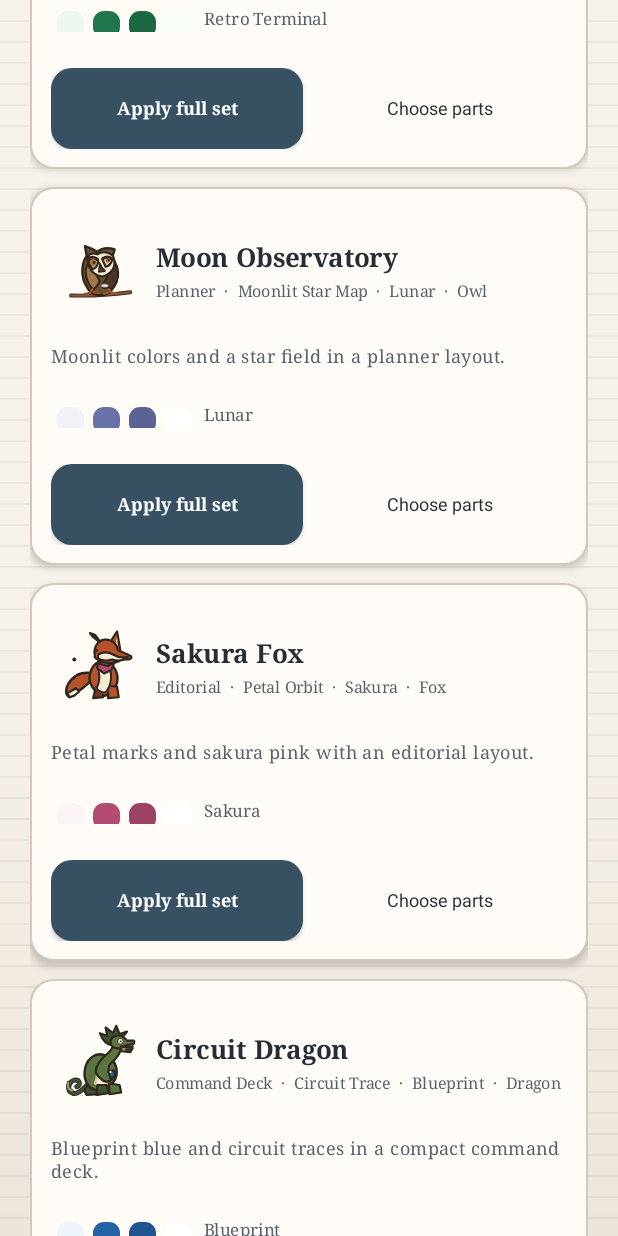
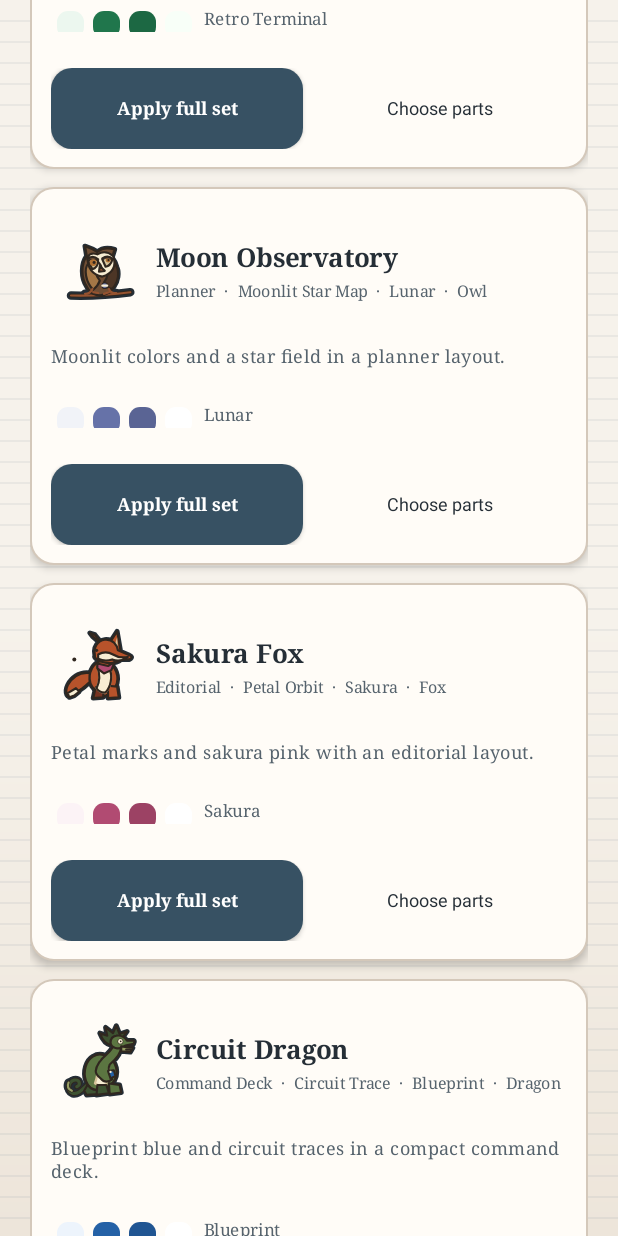
Before and after one commit to yuya02375-web/WakeGuard, an Android app: the DesignSetPickerActivity screen opened directly, with no data from a screen before it, scrolled down 1730 dp, on a phone screen of 412 x 824 dp. Run offline under Robolectric (Android 15) with nearby library versions, the light colour scheme and no system bars.

Commit message:
Improve mascot contrast on dark surfaces

```diff
--- a/app/src/main/java/jp/wakeguard/alarm/DesignSetPickerActivity.java
+++ b/app/src/main/java/jp/wakeguard/alarm/DesignSetPickerActivity.java
@@ -90,7 +90,7 @@ public final class DesignSetPickerActivity extends Activity {
         heading.setGravity(Gravity.CENTER_VERTICAL);
         if (!"none".equals(preset.mascotId)) {
             MascotArtView mascot = new MascotArtView(this, preset.mascotId);
-            mascot.setMascotColors(setTheme.accent, setTheme.accent2, setTheme.text);
+            mascot.setMascotColors(setTheme.accent, setTheme.accent2, Ui.TEXT);
             heading.addView(mascot, new LinearLayout.LayoutParams(Ui.dp(this, 56), Ui.dp(this, 56)));
         } else {
             TextView mark = Ui.title(this, "✦", 30);
--- a/app/src/main/java/jp/wakeguard/alarm/MainActivity.java
+++ b/app/src/main/java/jp/wakeguard/alarm/MainActivity.java
@@ -96,6 +96,7 @@ public class MainActivity extends Activity {
         nextCard.addView(emptyHero,new FrameLayout.LayoutParams(-1,-2));
         if(!"none".equals(mascotId)){
             MascotArtView mascot=new MascotArtView(this,mascotId);
+            mascot.setMascotColors(Ui.ACCENT,Ui.ACCENT_2,Ui.HERO_TEXT);
             mascot.setClickable(false);mascot.setFocusable(false);
             heroMascot=mascot;
             FrameLayout.LayoutParams mascotLp=new FrameLayout.LayoutParams(
@@ -201,6 +202,7 @@ public class MainActivity extends Activity {
             content.addView(symbol,new LinearLayout.LayoutParams(Ui.dp(this,56),Ui.dp(this,56)));
         }else{
             MascotArtView mascot=new MascotArtView(this,mascotId);
+            mascot.setMascotColors(Ui.ACCENT,Ui.ACCENT_2,onHero?Ui.HERO_TEXT:Ui.TEXT);
             mascot.setClickable(false);mascot.setFocusable(false);
             content.addView(mascot,new LinearLayout.LayoutParams(
                     Ui.dp(this,HomeMetrics.EMPTY_CHARACTER_DP),Ui.dp(this,HomeMetrics.EMPTY_CHARACTER_DP)));
--- a/app/src/main/java/jp/wakeguard/alarm/MascotArtView.java
+++ b/app/src/main/java/jp/wakeguard/alarm/MascotArtView.java
@@ -66,6 +66,7 @@ public final class MascotArtView extends View {
     private Mascot mascot = Mascot.DRAGON;
     private boolean mascotVisible = true;
     private int primaryOverride = Color.TRANSPARENT;
+    private int outlineOverride = Color.TRANSPARENT;
 
     public MascotArtView(Context context) { this(context, (AttributeSet) null); }
 
@@ -113,14 +114,16 @@ public final class MascotArtView extends View {
         setMascot(Mascot.fromId(id));
     }
 
-    /** Palette colors are limited to one small accessory; outline is retained for compatibility. */
+    /** Palette colors stay on one accessory; the outline color is used only as a compact silhouette edge. */
     public void setMascotColors(int primary, int secondary, int outline) {
         primaryOverride = primary;
+        outlineOverride = outline;
         invalidate();
     }
 
     public void clearMascotColors() {
         primaryOverride = Color.TRANSPARENT;
+        outlineOverride = Color.TRANSPARENT;
         invalidate();
     }
 
@@ -141,7 +144,8 @@ public final class MascotArtView extends View {
         drawingBox.set(getPaddingLeft(), getPaddingTop(),
                 getPaddingLeft() + width, getPaddingTop() + height);
         int accent = primaryOverride != Color.TRANSPARENT ? primaryOverride : Ui.ACCENT;
-        drawMascot(canvas, mascot, drawingBox, accent,
+        int contrastOutline = outlineOverride != Color.TRANSPARENT ? outlineOverride : Ui.TEXT;
+        drawMascot(canvas, mascot, drawingBox, accent, contrastOutline,
                 getResources().getDisplayMetrics().density, painter);
     }
 
@@ -149,7 +153,7 @@ public final class MascotArtView extends View {
     public static void drawCharacter(Canvas canvas, String characterId, RectF box, int accent) {
         Mascot selected = mascotForDrawing(characterId);
         if (selected == null) return;
-        drawMascot(canvas, selected, box, accent,
+        drawMascot(canvas, selected, box, accent, Ui.TEXT,
                 Resources.getSystem().getDisplayMetrics().density, threadPainter());
     }
 
@@ -161,7 +165,7 @@ public final class MascotArtView extends View {
         float density = context == null
                 ? Resources.getSystem().getDisplayMetrics().density
                 : context.getResources().getDisplayMetrics().density;
-        drawMascot(canvas, selected, box, accent, density, threadPainter());
+        drawMascot(canvas, selected, box, accent, Ui.TEXT, density, threadPainter());
     }
 
     private static Painter threadPainter() {
@@ -179,7 +183,7 @@ public final class MascotArtView extends View {
     }
 
     private static void drawMascot(Canvas canvas, Mascot selected, RectF box,
-                                   int accent, float density, Painter p) {
+                                   int accent, int contrastOutline, float density, Painter p) {
         if (canvas == null || selected == null || box == null
                 || box.width() <= 0f || box.height() <= 0f) return;
         int save = canvas.save();
@@ -199,6 +203,7 @@ public final class MascotArtView extends View {
         canvas.translate(inset, inset);
         canvas.scale(figureScale, figureScale);
         p.configure(unitScale * figureScale, fullDetails);
+        if (!fullDetails) drawCompactContrastEdge(canvas, selected, contrastOutline, p);
         switch (selected) {
             case FOX: drawFox(canvas, accent, fullDetails, p); break;
             case OWL: drawOwl(canvas, accent, fullDetails, p); break;
@@ -207,6 +212,31 @@ public final class MascotArtView extends View {
         }
         canvas.restoreToCount(figureSave);
         canvas.restoreToCount(save);
+    }
+
+    /** One theme-aware outer contour keeps small figures legible without outlining every part. */
+    private static void drawCompactContrastEdge(Canvas canvas, Mascot selected, int color, Painter p) {
+        switch (selected) {
+            case FOX:
+                p.strokeDp(canvas, ART.foxCompactSilhouette, color, 5f);
+                break;
+            case OWL:
+                p.strokeDp(canvas, ART.owlCompactSilhouette, color, 5f);
+                p.strokeDp(canvas, ART.owlBranch, color, 8.5f);
+                p.strokeDp(canvas, ART.owlFeet, color, 8.5f);
+                break;
+            case ROBOT:
+                p.strokeDp(canvas, ART.robotCompactSilhouette, color, 5f);
+                p.strokeDp(canvas, ART.robotFarArm, color, 8.5f);
+                p.strokeDp(canvas, ART.robotLegs, color, 8.5f);
+                p.strokeDp(canvas, ART.robotWindingKey, color, 8.5f);
+                break;
+            default:
+                p.strokeDp(canvas, ART.dragonCompactSilhouette, color, 5f);
+                p.strokeDp(canvas, ART.dragonTail, color, 8.5f);
+                p.strokeDp(canvas, ART.dragonTailTip, color, 8.5f);
+                break;
+        }
     }
 
     /** A restrained, slightly irregular field-note plate shared by all species. */
@@ -388,6 +418,10 @@ public final class MascotArtView extends View {
             canvas.drawPath(path, stroke);
         }
 
+        void strokeDp(Canvas canvas, Path path, int color, float widthDp) {
+            stroke(canvas, path, color, widthDp / unitScale);
+        }
+
         void hairline(Canvas canvas, Path path, int color) {
             stroke.setColor(color);
             stroke.setStrokeWidth(Math.max(.01f, 1f / unitScale));
@@ -414,6 +448,7 @@ public final class MascotArtView extends View {
     private static final class Art {
         final Path plate = new Path();
         final Path plateInnerRule = new Path();
+        final Path dragonCompactSilhouette = new Path();
         final Path dragonTail = new Path();
         final Path dragonTailTip = new Path();
         final Path dragonBackFoot = path(37, 76, 48, 77, 50, 89, 35, 90, 32, 85);
@@ -433,6 +468,7 @@ public final class MascotArtView extends View {
         final Path dragonTagRidge = path(62, 66, 64, 63, 66, 65, 68, 62);
 
         final Path foxTail = new Path();
+        final Path foxCompactSilhouette = new Path();
         final Path foxTailTip = path(12, 83, 14, 88, 20, 86, 26, 81, 22, 77);
         final Path foxTailHatch = new Path();
         final Path foxTailHatch2 = new Path();
@@ -451,6 +487,7 @@ public final class MascotArtView extends View {
         final Path foxScarf = path(48, 47, 61, 50, 69, 45, 65, 55, 56, 59, 48, 53);
 
         final Path owlBranch = new Path();
+        final Path owlCompactSilhouette = new Path();
         final Path owlBody = new Path();
         final Path owlFarWing = new Path();
         final Path owlNearWing = new Path();
@@ -467,6 +504,7 @@ public final class MascotArtView extends View {
         final Path owlPinMark = path(54, 69, 60, 69);
 
         final Path robotFarArm = path(38, 58, 27, 68, 29, 76);
+        final Path robotCompactSilhouette = new Path();
         final Path robotBody = new Path();
         final Path robotChest = path(48, 57, 72, 59, 75, 77, 47, 78);
         final Path robotHead = new Path();
@@ -594,6 +632,26 @@ public final class MascotArtView extends View {
             robotNearArm.moveTo(73, 60); robotNearArm.lineTo(84, 66); robotNearArm.lineTo(78, 76); robotNearArm.close();
             robotLegs.moveTo(51, 80); robotLegs.lineTo(49, 89); robotLegs.lineTo(44, 91);
             robotLegs.moveTo(68, 80); robotLegs.lineTo(71, 89); robotLegs.lineTo(78, 90);
+
+            addUnion(dragonCompactSilhouette, dragonFrill, dragonBackFoot, dragonBody,
+                    dragonFarFoot, dragonNearFoot, dragonNeck, dragonHead, dragonJaw);
+            addUnion(foxCompactSilhouette, foxTail, foxTailTip, foxBody, foxFarLeg,
+                    foxNearLeg, foxFarEar, foxNearEar, foxHead);
+            addUnion(owlCompactSilhouette, owlBody, owlFarWing, owlNearWing);
+            addUnion(robotCompactSilhouette, robotBody, robotHead, robotBellLeft,
+                    robotBellRight, robotNearArm);
+        }
+
+        private static void addUnion(Path target, Path... parts) {
+            for (Path part : parts) {
+                if (target.isEmpty()) {
+                    target.set(part);
+                    continue;
+                }
+                Path combined = new Path();
+                if (combined.op(target, part, Path.Op.UNION)) target.set(combined);
+                else target.addPath(part);
+            }
         }
     }
 }
```
Also changed, not shown: 2 other files.
